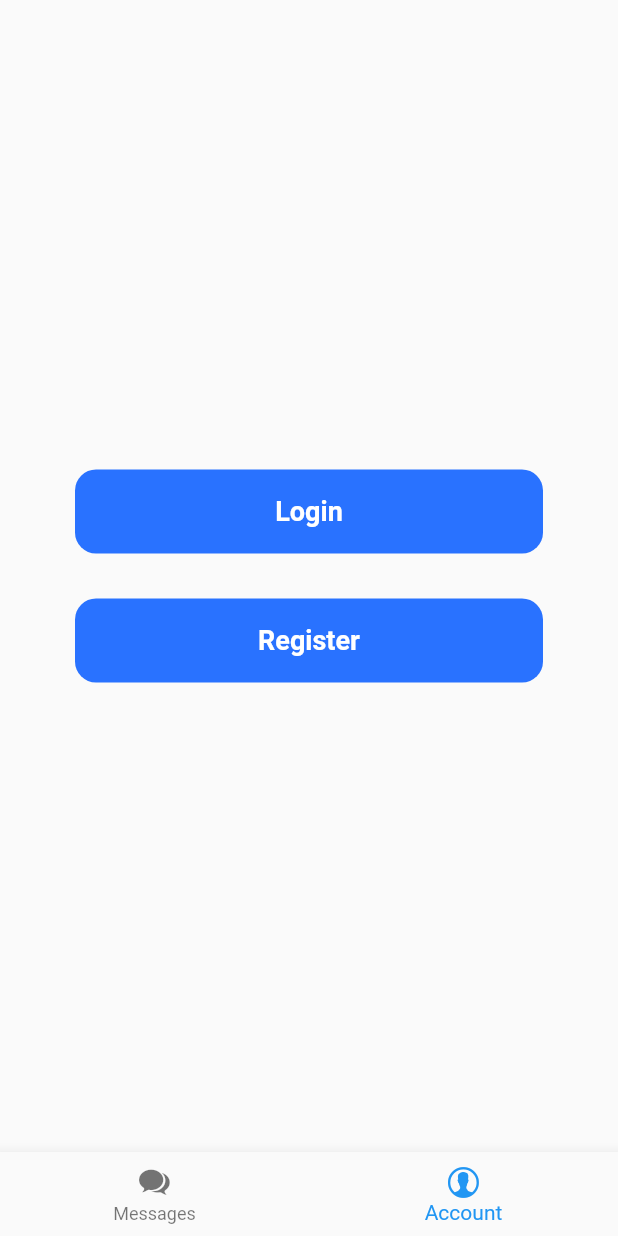
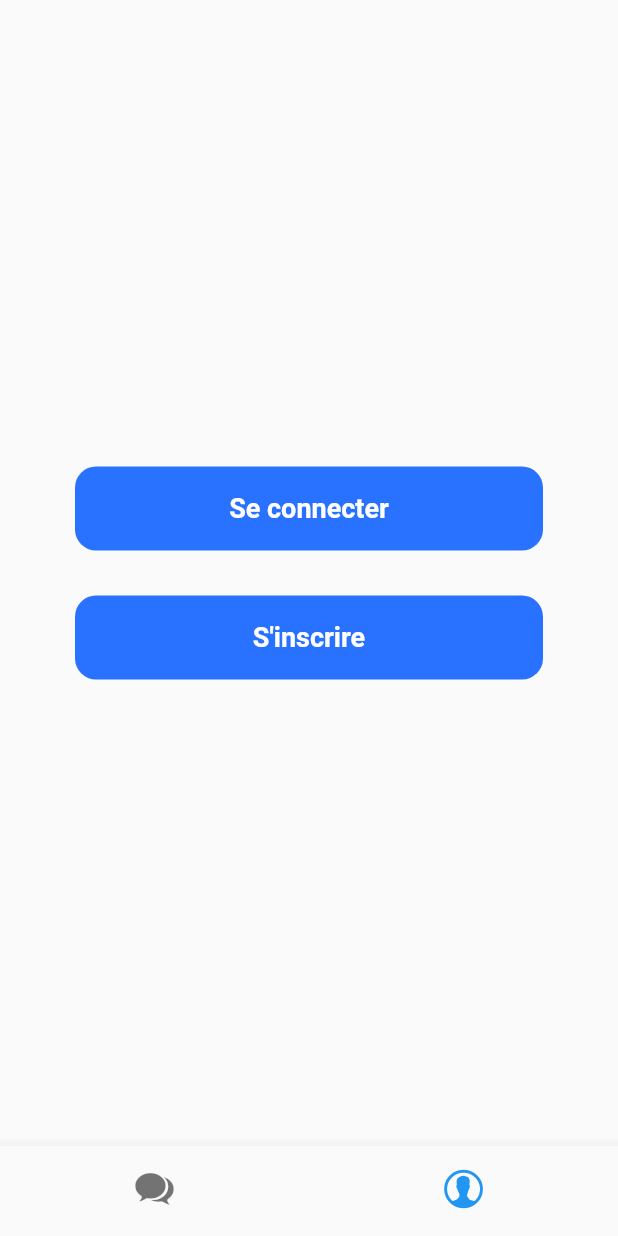
Before and after one commit to OrganIA/organia-app, a Flutter app: the screen it shows after launch, item 2 of the bottom bar chosen, on a phone screen of 412 x 824 dp. Run offline on Flutter 3.47's test engine with Material 2 defaults, Android fonts, the phone set to English and light mode, and no system bars; our stand-ins replace flutter_bloc, shared_preferences.

Commit message:
Add little UI tweaks and french translation

```diff
--- a/lib/src/data/organia_api_provider.dart
+++ b/lib/src/data/organia_api_provider.dart
@@ -42,7 +42,7 @@ class OrganIAAPIProvider {
         "Authorization": "Bearer $token"
       },
     );
-    return parseLoginResponse(response);
+    return parseUserInfosResponse(response);
   }
 
   Future<User> parseUserInfosResponse(http.Response response) async {
@@ -50,7 +50,7 @@ class OrganIAAPIProvider {
       final parsedBody = json.decode(response.body);
       return User.fromJson(parsedBody);
     } else if (response.statusCode == unprocessable) {
-      throw Exception("Utilisateur inconnu");
+      throw Exception("Connexion automatique impossible");
     } else {
       throw Exception("Erreur inconnue");
     }
--- a/lib/src/ui/routes/main_routes.dart
+++ b/lib/src/ui/routes/main_routes.dart
@@ -13,13 +13,19 @@ class NavigationRouteInterface {
 
 List<NavigationRouteInterface> navigationRoutes = [
   NavigationRouteInterface(
-    const Icon(CupertinoIcons.chat_bubble_2_fill),
+    const Icon(
+      CupertinoIcons.chat_bubble_2_fill,
+      size: 30,
+    ),
     "Messages",
     Container(),
   ),
   NavigationRouteInterface(
-      const Icon(CupertinoIcons.person_alt_circle),
-      "Account",
+      const Icon(
+        CupertinoIcons.person_alt_circle,
+        size: 30,
+      ),
+      "Compte",
       BlocProvider(
         create: (_) => AccountBloc(),
         child: const AccountScreen(),
@@ -51,7 +57,8 @@ class HomeMainRouteState extends State<MainRoutes> {
   Widget build(BuildContext context) {
     return Scaffold(
         bottomNavigationBar: BottomNavigationBar(
-            type: BottomNavigationBarType.fixed,
+          showSelectedLabels: false,
+          showUnselectedLabels: false,
           items: navigationRoutes.map<BottomNavigationBarItem>((route) {
             return (BottomNavigationBarItem(
               icon: route.icon,
@@ -60,7 +67,10 @@ class HomeMainRouteState extends State<MainRoutes> {
           }).toList(),
           currentIndex: _selectedIndex,
           selectedItemColor: Colors.blue,
-            onTap: _onItemTapped),
-        body: Center(child: navigationRoutes.elementAt(_selectedIndex).widget));
+          onTap: _onItemTapped,
+        ),
+        body: Center(
+          child: navigationRoutes.elementAt(_selectedIndex).widget,
+        ));
   }
 }
--- a/lib/src/ui/widgets/account/account_guest.dart
+++ b/lib/src/ui/widgets/account/account_guest.dart
@@ -31,7 +31,7 @@ class _AccountGuestPageState extends State<AccountGuestPage> {
               },
               child: BigButton(
                   buttonColor: blue,
-                  textValue: "Login",
+                  textValue: "Se connecter",
                   textColor: Colors.white),
             ),
             const Padding(
@@ -44,7 +44,7 @@ class _AccountGuestPageState extends State<AccountGuestPage> {
               },
               child: BigButton(
                   buttonColor: blue,
-                  textValue: "Register",
+                  textValue: "S'inscrire",
                   textColor: Colors.white),
             ),
           ],
```
Lines whose indentation alone changed are shown as unchanged.
